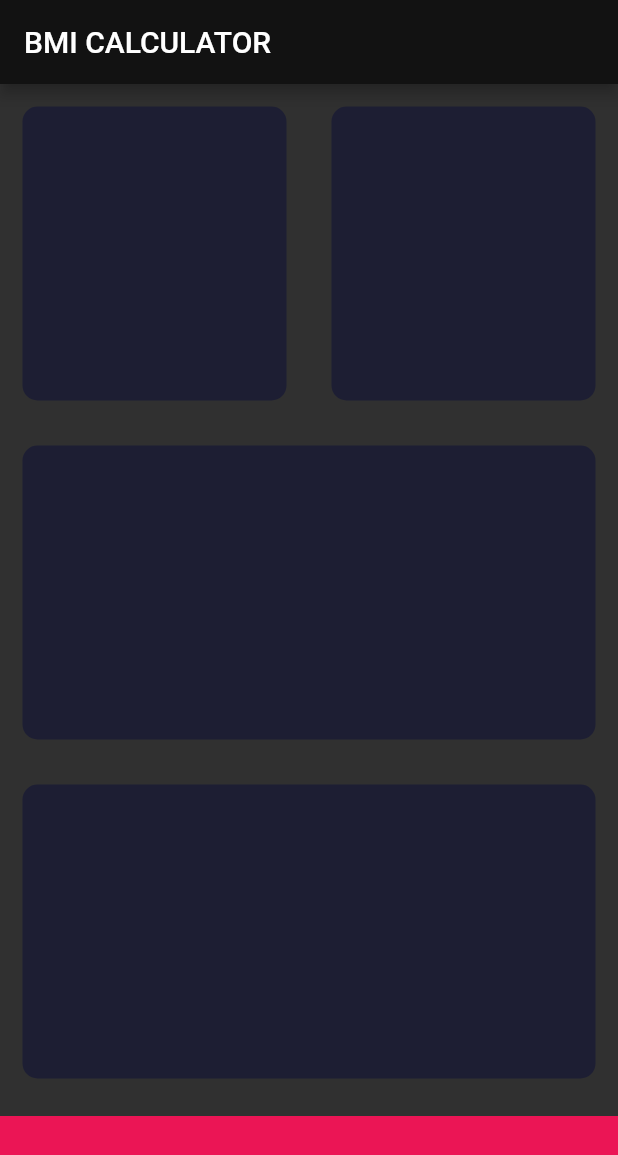
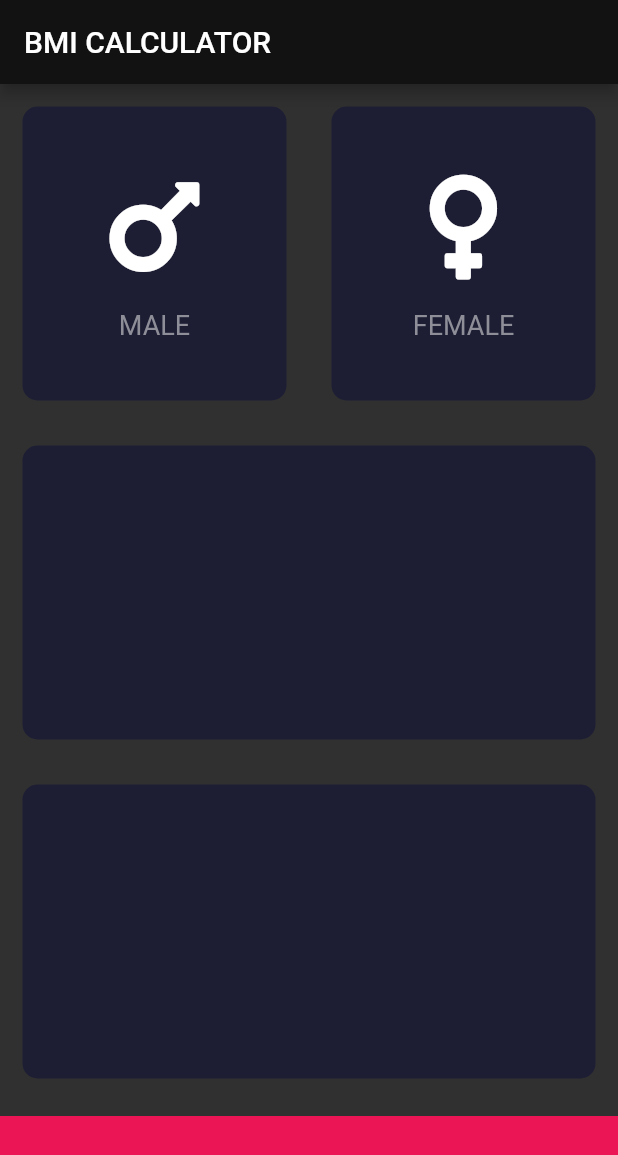
Before and after one commit to tadashimasuda/flutter_learn, a Flutter app: the screen it shows after launch, on a phone screen of 412 x 824 dp. Shown: the top 1155 px of the screen. Run offline on Flutter 3.47's test engine with Material 2 defaults, Android fonts, the phone set to English and light mode, and no system bars; our stand-ins replace font_awesome_flutter.

Commit message:
refactor class file

```diff
--- /dev/null
+++ b/bmi-calculator-flutter/lib/icon_content.dart
@@ -0,0 +1,29 @@
+import 'package:flutter/material.dart';
+
+class IconContent extends StatelessWidget {
+  IconContent({this.icon,this.label});
+
+  final IconData icon;
+  final String label;
+
+  @override
+  Widget build(BuildContext context) {
+    return Column(
+      mainAxisAlignment: MainAxisAlignment.center,
+      children:<Widget> [
+        Icon(
+          icon,
+          size: 80.0,
+        ),
+        SizedBox(
+            height:15
+        ),
+        Text(
+          label,style: TextStyle(
+            fontSize: 18,color: Color(0xFF8D8E98)
+        ),
+        ),
+      ],
+    );
+  }
+}
--- a/bmi-calculator-flutter/lib/input_page.dart
+++ b/bmi-calculator-flutter/lib/input_page.dart
@@ -1,4 +1,7 @@
 import 'package:flutter/material.dart';
+import 'package:font_awesome_flutter/font_awesome_flutter.dart';
+import 'icon_content.dart';
+import 'reusable_card.dart';
 
 const bottomContainerHeight = 80.0;
 const activeCardColor=Color(0xFF1D1E33);
@@ -19,12 +22,24 @@ class _InputPageState extends State<InputPage> {
       body: Column(
         children:<Widget> [
           Expanded(child: Row(
-            children:[
+            children:<Widget>[
               Expanded(
-                child: ReusableCard(color:activeCardColor),
+                child: ReusableCard(
+                    color:activeCardColor,
+                    cardChild:IconContent(
+                      icon: FontAwesomeIcons.mars,
+                      label: 'MALE',
+                    )
+                ),
               ),
               Expanded(
-                child: ReusableCard(color:activeCardColor)
+                child: ReusableCard(
+                  color:activeCardColor,
+                    cardChild:IconContent(
+                      icon: FontAwesomeIcons.venus,
+                      label: 'FEMALE',
+                    )
+                )
               ),
             ]
           )),
@@ -45,20 +60,3 @@ class _InputPageState extends State<InputPage> {
     );
   }
 }
-
-class ReusableCard extends StatelessWidget {
-  ReusableCard({@required this.color});
-
-  final Color color;
-
-  @override
-  Widget build(BuildContext context) {
-    return Container(
-      margin: EdgeInsets.all(15),
-      decoration: BoxDecoration(
-        color: color,
-        borderRadius: BorderRadius.circular(10),
-      ),
-    );
-  }
-}
--- /dev/null
+++ b/bmi-calculator-flutter/lib/reusable_card.dart
@@ -0,0 +1,20 @@
+import 'package:flutter/material.dart';
+
+class ReusableCard extends StatelessWidget {
+  ReusableCard({@required this.color,this.cardChild});
+
+  final Color color;
+  final Widget cardChild;
+
+  @override
+  Widget build(BuildContext context) {
+    return Container(
+      child: cardChild,
+      margin: EdgeInsets.all(15),
+      decoration: BoxDecoration(
+        color: color,
+        borderRadius: BorderRadius.circular(10),
+      ),
+    );
+  }
+}
--- a/bmi-calculator-flutter/pubspec.yaml
+++ b/bmi-calculator-flutter/pubspec.yaml
@@ -11,6 +11,7 @@ dependencies:
     sdk: flutter
 
   cupertino_icons: ^0.1.2
+  font_awesome_flutter: ^9.2.0
 
 dev_dependencies:
   flutter_test:
```
